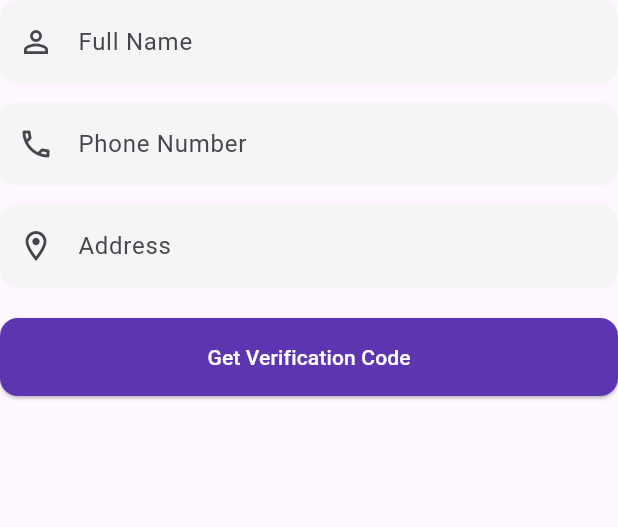
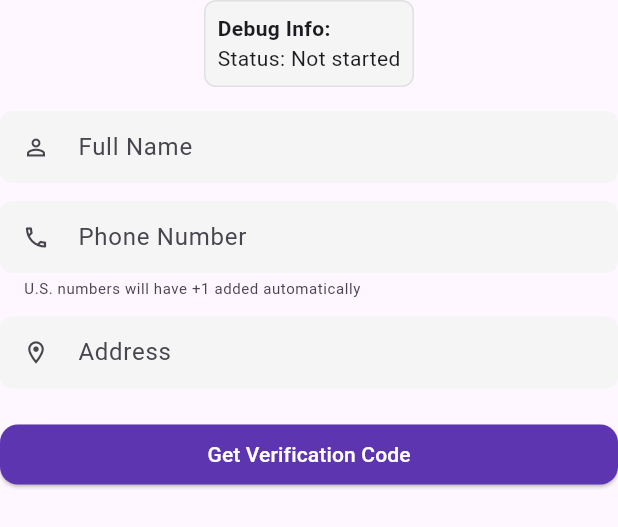
Before and after one commit to jwgillispie/govvy, a Flutter app: the PhoneAuthForm widget shown alone on an empty page, opened directly, on a phone screen of 412 x 824 dp. Shown: the top 527 px of the screen. Run offline on Flutter 3.47's test engine with Material 3 defaults, Android fonts, the phone set to English and light mode, and no system bars; our stand-ins replace cloud_firestore, firebase_auth, firebase_core; accounts and stored records are empty; generated files the repository leaves out were written again.

Commit message:
phone sign up

```diff
--- a/lib/widgets/auth/phone_auth_form.dart
+++ b/lib/widgets/auth/phone_auth_form.dart
@@ -28,6 +28,11 @@ class _PhoneAuthFormState extends State<PhoneAuthForm> {
   bool _codeSent = false;
   String _verificationId = '';
 
+  // Debug information
+  String _debugStatus = 'Not started';
+  String _debugVerificationId = '';
+  int? _debugResendToken;
+
   @override
   void dispose() {
     _nameController.dispose();
@@ -45,6 +50,7 @@ class _PhoneAuthFormState extends State<PhoneAuthForm> {
     setState(() {
       _isLoading = true;
       _errorMessage = null;
+      _debugStatus = 'Sending verification code...';
     });
 
     try {
@@ -60,12 +66,16 @@ class _PhoneAuthFormState extends State<PhoneAuthForm> {
         phoneNumber: phoneNumber,
         verificationCompleted: (PhoneAuthCredential credential) async {
           // Auto-verification completed (Android only)
+          setState(() {
+            _debugStatus = 'Auto-verification completed';
+          });
           await _signInWithCredential(credential);
         },
         verificationFailed: (FirebaseAuthException e) {
           setState(() {
             _isLoading = false;
             _errorMessage = _handleAuthError(e.message ?? e.code);
+            _debugStatus = 'Verification failed: ${e.code}';
           });
         },
         codeSent: (String verificationId, int? resendToken) {
@@ -73,17 +83,22 @@ class _PhoneAuthFormState extends State<PhoneAuthForm> {
             _verificationId = verificationId;
             _codeSent = true;
             _isLoading = false;
+            _debugStatus = 'Code sent';
+            _debugVerificationId = verificationId;
+            _debugResendToken = resendToken;
           });
         },
         codeAutoRetrievalTimeout: (String verificationId) {
-          // Usually, you don't need to do anything here
-          _verificationId = verificationId;
+          setState(() {
+            _debugStatus = 'Code auto retrieval timeout';
+          });
         },
       );
     } catch (e) {
       setState(() {
         _isLoading = false;
         _errorMessage = _handleAuthError(e.toString());
+        _debugStatus = 'Error: ${e.toString()}';
       });
     }
   }
@@ -99,6 +114,7 @@ class _PhoneAuthFormState extends State<PhoneAuthForm> {
     setState(() {
       _isLoading = true;
       _errorMessage = null;
+      _debugStatus = 'Verifying code...';
     });
 
     try {
@@ -113,6 +129,7 @@ class _PhoneAuthFormState extends State<PhoneAuthForm> {
       setState(() {
         _isLoading = false;
         _errorMessage = _handleAuthError(e.toString());
+        _debugStatus = 'Verification error: ${e.toString()}';
       });
     }
   }
@@ -126,6 +143,10 @@ class _PhoneAuthFormState extends State<PhoneAuthForm> {
         name: _nameController.text.trim(),
         address: _addressController.text.trim(),
       );
+
+      setState(() {
+        _debugStatus = 'Sign in successful';
+      });
 
       if (widget.onAuthSuccess != null) {
         widget.onAuthSuccess!();
@@ -142,6 +163,7 @@ class _PhoneAuthFormState extends State<PhoneAuthForm> {
     } catch (e) {
       setState(() {
         _errorMessage = _handleAuthError(e.toString());
+        _debugStatus = 'Sign in error: ${e.toString()}';
       });
     } finally {
       if (mounted) {
@@ -161,13 +183,18 @@ class _PhoneAuthFormState extends State<PhoneAuthForm> {
       return 'Invalid verification code. Please check and try again.';
     } else if (errorMessage.contains('too-many-requests')) {
       return 'Too many requests. Please try again later.';
+    } else if (errorMessage.contains('quota-exceeded')) {
+      return 'SMS quota exceeded. Please try again tomorrow.';
     } else {
-      return 'An error occurred. Please try again later.';
+      return 'An error occurred. Please try again later. (${errorMessage.split(']').last.trim()})';
     }
   }
 
   @override
   Widget build(BuildContext context) {
+    final theme = Theme.of(context);
+    final isDebugMode = true; // Set to false in production
+
     return Form(
       key: _formKey,
       child: Column(
@@ -189,6 +216,27 @@ class _PhoneAuthFormState extends State<PhoneAuthForm> {
                 ),
               ),
             ),
+          if (isDebugMode)
+            Container(
+              padding: const EdgeInsets.all(8.0),
+              margin: const EdgeInsets.only(bottom: 16.0),
+              decoration: BoxDecoration(
+                color: Colors.grey.shade100,
+                borderRadius: BorderRadius.circular(8.0),
+                border: Border.all(color: Colors.grey.shade300),
+              ),
+              child: Column(
+                crossAxisAlignment: CrossAxisAlignment.start,
+                children: [
+                  Text('Debug Info:', style: TextStyle(fontWeight: FontWeight.bold)),
+                  Text('Status: $_debugStatus'),
+                  if (_debugVerificationId.isNotEmpty)
+                    Text('Verification ID: ${_debugVerificationId.substring(0, 8)}...'),
+                  if (_debugResendToken != null)
+                    Text('Resend Token: $_debugResendToken'),
+                ],
+              ),
+            ),
           if (!_codeSent) ...[
             TextFormField(
               controller: _nameController,
@@ -197,10 +245,12 @@ class _PhoneAuthFormState extends State<PhoneAuthForm> {
                 filled: true,
                 fillColor: Colors.grey.shade100,
                 border: OutlineInputBorder(
-                  borderRadius: BorderRadius.circular(12),
+                  borderRadius: BorderRadius.circular(8),
                   borderSide: BorderSide.none,
                 ),
-                prefixIcon: const Icon(Icons.person_outline),
+                contentPadding: const EdgeInsets.symmetric(horizontal: 12, vertical: 8),
+                prefixIcon: const Icon(Icons.person_outline, size: 18),
+                isDense: true,
               ),
               validator: (value) {
                 if (value == null || value.isEmpty) {
@@ -217,11 +267,15 @@ class _PhoneAuthFormState extends State<PhoneAuthForm> {
                 filled: true,
                 fillColor: Colors.grey.shade100,
                 border: OutlineInputBorder(
-                  borderRadius: BorderRadius.circular(12),
+                  borderRadius: BorderRadius.circular(8),
                   borderSide: BorderSide.none,
                 ),
-                prefixIcon: const Icon(Icons.phone_outlined),
-                hintText: '+1 (XXX) XXX-XXXX',
+                contentPadding: const EdgeInsets.symmetric(horizontal: 12, vertical: 8),
+                prefixIcon: const Icon(Icons.phone_outlined, size: 18),
+                isDense: true,
+                hintText: '(123) 456-7890',
+                helperText: 'U.S. numbers will have +1 added automatically',
+                helperStyle: TextStyle(fontSize: 10),
               ),
               keyboardType: TextInputType.phone,
               validator: (value) {
@@ -244,10 +298,12 @@ class _PhoneAuthFormState extends State<PhoneAuthForm> {
                 filled: true,
                 fillColor: Colors.grey.shade100,
                 border: OutlineInputBorder(
-                  borderRadius: BorderRadius.circular(12),
+                  borderRadius: BorderRadius.circular(8),
                   borderSide: BorderSide.none,
                 ),
-                prefixIcon: const Icon(Icons.location_on_outlined),
+                contentPadding: const EdgeInsets.symmetric(horizontal: 12, vertical: 8),
+                prefixIcon: const Icon(Icons.location_on_outlined, size: 18),
+                isDense: true,
               ),
               validator: (value) {
                 if (value == null || value.isEmpty) {
@@ -261,6 +317,9 @@ class _PhoneAuthFormState extends State<PhoneAuthForm> {
               width: double.infinity,
               child: ElevatedButton(
                 onPressed: _isLoading ? null : _verifyPhoneNumber,
+                style: ElevatedButton.styleFrom(
+                  padding: const EdgeInsets.symmetric(vertical: 10),
+                ),
                 child: _isLoading
                     ? const SizedBox(
                         height: 20,
@@ -275,14 +334,22 @@ class _PhoneAuthFormState extends State<PhoneAuthForm> {
             ),
           ] else ...[
             // Code verification UI
-            Text(
-              'Verification code sent to ${_phoneController.text}',
-              style: const TextStyle(
-                fontSize: 14,
-                color: Colors.green,
+            Container(
+              padding: const EdgeInsets.symmetric(vertical: 8, horizontal: 12),
+              decoration: BoxDecoration(
+                color: Colors.green.shade50,
+                borderRadius: BorderRadius.circular(8),
+                border: Border.all(color: Colors.green.shade200),
+              ),
+              child: Text(
+                'Verification code sent to ${_phoneController.text}',
+                style: TextStyle(
+                  fontSize: 14,
+                  color: Colors.green.shade700,
+                ),
               ),
             ),
-            const SizedBox(height: 12),
+            const SizedBox(height: 16),
             TextFormField(
               controller: _verificationCodeController,
               decoration: InputDecoration(
@@ -290,10 +357,12 @@ class _PhoneAuthFormState extends State<PhoneAuthForm> {
                 filled: true,
                 fillColor: Colors.grey.shade100,
                 border: OutlineInputBorder(
-                  borderRadius: BorderRadius.circular(12),
+                  borderRadius: BorderRadius.circular(8),
                   borderSide: BorderSide.none,
                 ),
-                prefixIcon: const Icon(Icons.security_outlined),
+                contentPadding: const EdgeInsets.symmetric(horizontal: 12, vertical: 8),
+                prefixIcon: const Icon(Icons.security_outlined, size: 18),
+                isDense: true,
               ),
               keyboardType: TextInputType.number,
               maxLength: 6,
@@ -303,6 +372,9 @@ class _PhoneAuthFormState extends State<PhoneAuthForm> {
               width: double.infinity,
               child: ElevatedButton(
                 onPressed: _isLoading ? null : _verifyCode,
+                style: ElevatedButton.styleFrom(
+                  padding: const EdgeInsets.symmetric(vertical: 10),
+                ),
                 child: _isLoading
                     ? const SizedBox(
                         height: 20,
@@ -316,9 +388,10 @@ class _PhoneAuthFormState extends State<PhoneAuthForm> {
               ),
             ),
             const SizedBox(height: 12),
-            TextButton(
+            TextButton.icon(
               onPressed: _isLoading ? null : _verifyPhoneNumber,
-              child: const Text('Resend Code'),
+              icon: const Icon(Icons.refresh, size: 16),
+              label: const Text('Resend Code'),
             ),
           ],
         ],
```
Also changed, not shown: lib/screens/landing/landing_page.dart (+14 -6 lines), lib/services/auth_service.dart (+99 -7 lines), lib/utils/phone_formatter.dart (added, +65 -0 lines), lib/widgets/auth/signup_form.dart (+42 -21 lines).
